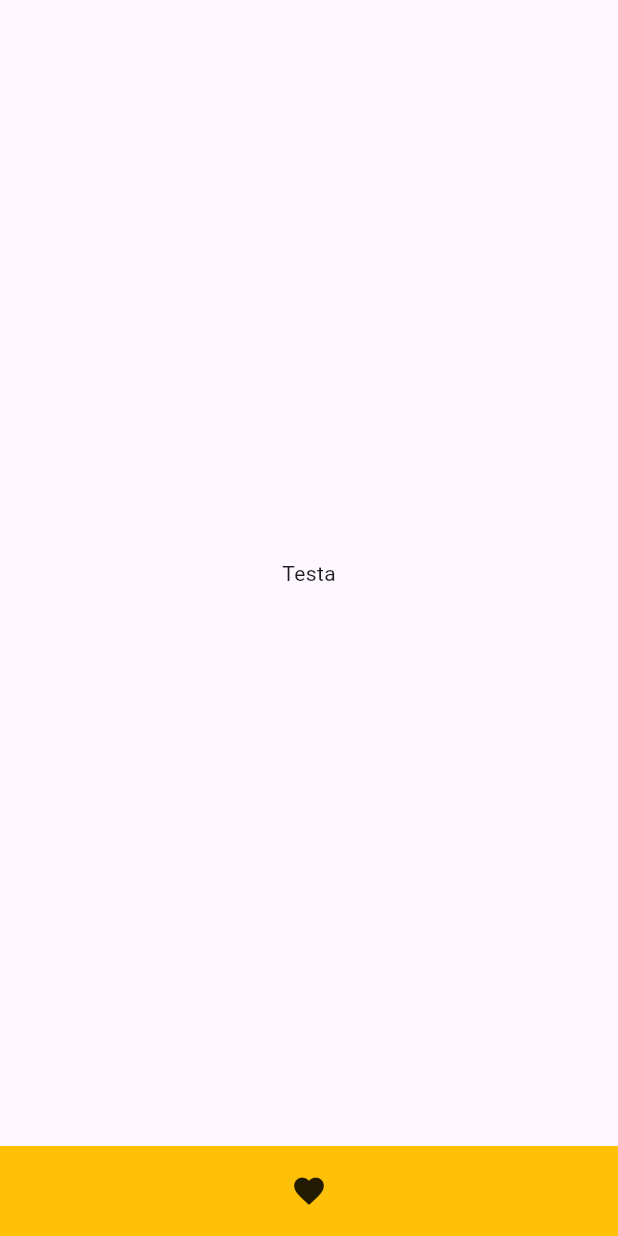
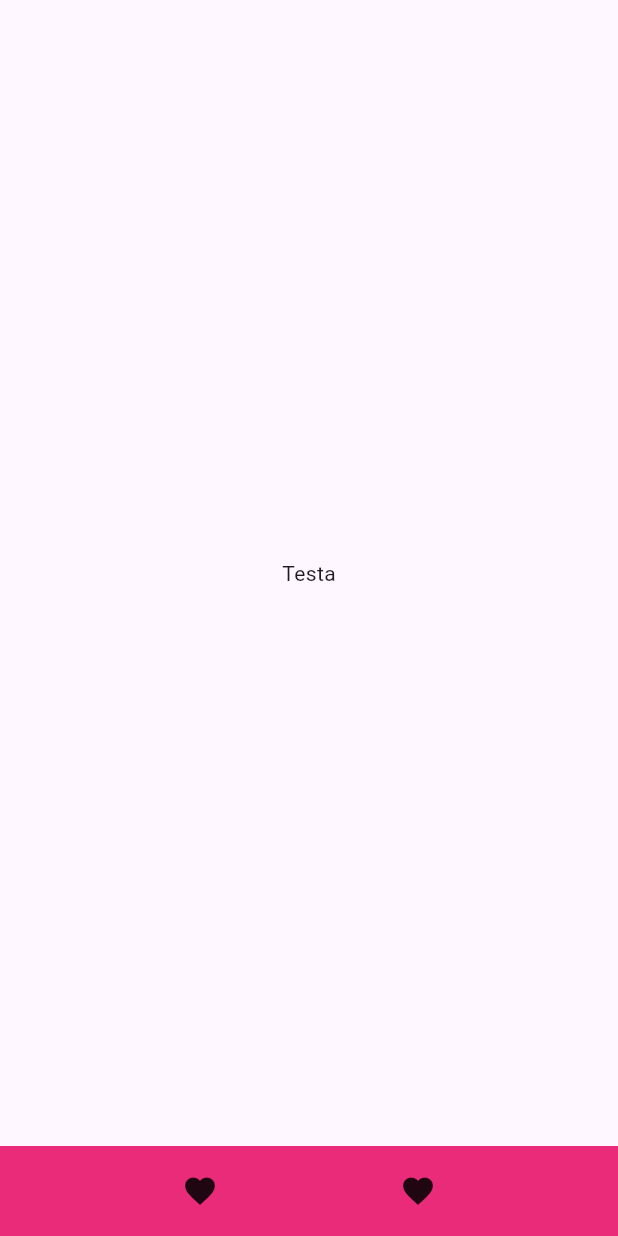
Before and after one commit to Propinquity-Labs/Propinquity, a Flutter app: the screen it shows after launch, on a phone screen of 412 x 824 dp. Run offline on Flutter 3.47's test engine with Material 3 defaults, Android fonts, the phone set to English and light mode, and no system bars; our stand-ins replace flutter_riverpod.

Commit message:
feat: Color on bar changed

```diff
--- a/lib/presentation/screens/dashboard_screen.dart
+++ b/lib/presentation/screens/dashboard_screen.dart
@@ -14,7 +14,7 @@ class DashboardScreen extends ConsumerWidget {
           child: Text("Testa"),
         ),
         bottomNavigationBar: DefaultNavBar(
-          navItems: <NavItem>[NavItem()],
+          navItems: <NavItem>[NavItem(), NavItem()],
           color: Colors.red,
         ));
   }
--- a/lib/presentation/widgets/default_navbar.dart
+++ b/lib/presentation/widgets/default_navbar.dart
@@ -26,7 +26,7 @@ class DefaultNavBar extends ConsumerWidget {
 
     return Container(
       height: 60,
-      decoration: const BoxDecoration(color: Colors.amber),
+      decoration: const BoxDecoration(color: Color.fromRGBO(234, 43, 121, 1)),
       child: Row(
         mainAxisAlignment: MainAxisAlignment.spaceEvenly,
         children: navItems,
```
